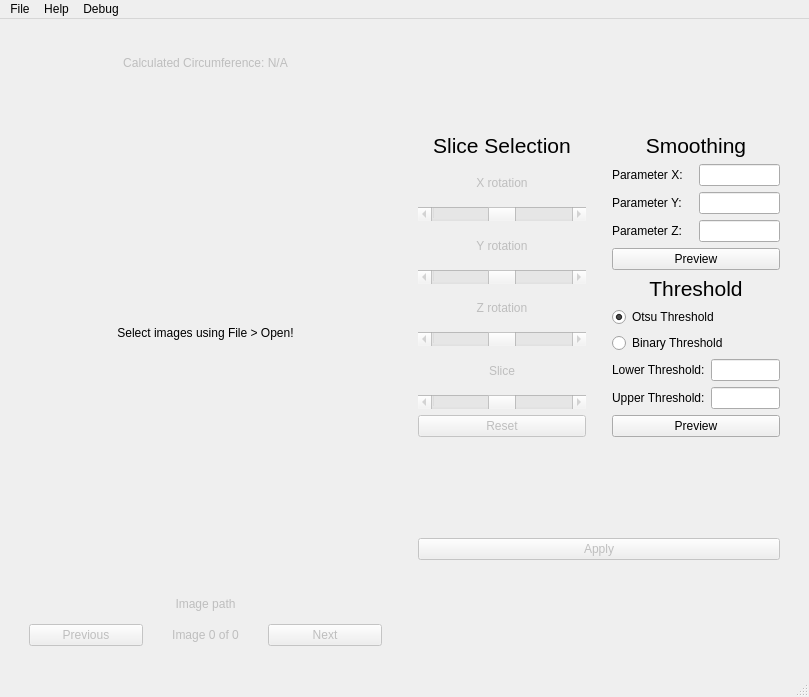
This is src/GUI/main.ui in NIRALUser/NeuroRuler as Qt 5 draws it before an edit. The edited form follows.
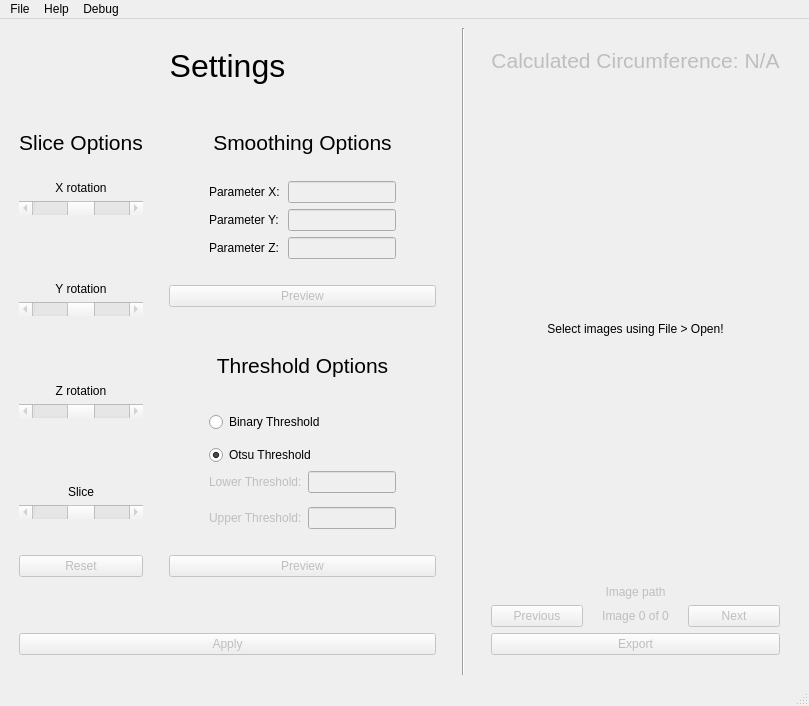
This is the edited form.

Patch:
```diff
--- a/src/GUI/main.ui
+++ b/src/GUI/main.ui
@@ -15,134 +15,6 @@
   </property>
   <widget class="QWidget" name="centralwidget">
    <layout class="QHBoxLayout" name="horizontalLayout">
-    <item>
-     <layout class="QVBoxLayout" name="verticalLayout">
-      <property name="leftMargin">
-       <number>20</number>
-      </property>
-      <property name="topMargin">
-       <number>20</number>
-      </property>
-      <property name="rightMargin">
-       <number>20</number>
-      </property>
-      <property name="bottomMargin">
-       <number>20</number>
-      </property>
-      <item>
-       <widget class="QLabel" name="circumference_label">
-        <property name="enabled">
-         <bool>false</bool>
-        </property>
-        <property name="text">
-         <string>Calculated Circumference: N/A</string>
-        </property>
-        <property name="alignment">
-         <set>Qt::AlignCenter</set>
-        </property>
-       </widget>
-      </item>
-      <item>
-       <widget class="QLabel" name="image">
-        <property name="enabled">
-         <bool>true</bool>
-        </property>
-        <property name="minimumSize">
-         <size>
-          <width>0</width>
-          <height>500</height>
-         </size>
-        </property>
-        <property name="sizeIncrement">
-         <size>
-          <width>0</width>
-          <height>0</height>
-         </size>
-        </property>
-        <property name="statusTip">
-         <string>Image path is displayed here.</string>
-        </property>
-        <property name="text">
-         <string>Select images using File &gt; Open!</string>
-        </property>
-        <property name="scaledContents">
-         <bool>true</bool>
-        </property>
-        <property name="alignment">
-         <set>Qt::AlignCenter</set>
-        </property>
-       </widget>
-      </item>
-      <item>
-       <widget class="QLabel" name="image_path_label">
-        <property name="enabled">
-         <bool>false</bool>
-        </property>
-        <property name="text">
-         <string>Image path</string>
-        </property>
-        <property name="alignment">
-         <set>Qt::AlignCenter</set>
-        </property>
-       </widget>
-      </item>
-      <item>
-       <layout class="QHBoxLayout" name="horizontalLayout_2">
-        <item>
-         <widget class="QPushButton" name="previous_button">
-          <property name="enabled">
-           <bool>false</bool>
-          </property>
-          <property name="cursor">
-           <cursorShape>ArrowCursor</cursorShape>
-          </property>
-          <property name="toolTip">
-           <string>Previous image.</string>
-          </property>
-          <property name="statusTip">
-           <string>Previous image.</string>
-          </property>
-          <property name="text">
-           <string>Previous</string>
-          </property>
-         </widget>
-        </item>
-        <item>
-         <widget class="QLabel" name="image_num_label">
-          <property name="enabled">
-           <bool>false</bool>
-          </property>
-          <property name="text">
-           <string>Image 0 of 0</string>
-          </property>
-          <property name="alignment">
-           <set>Qt::AlignCenter</set>
-          </property>
-         </widget>
-        </item>
-        <item>
-         <widget class="QPushButton" name="next_button">
-          <property name="enabled">
-           <bool>false</bool>
-          </property>
-          <property name="cursor">
-           <cursorShape>ArrowCursor</cursorShape>
-          </property>
-          <property name="toolTip">
-           <string>Next image.</string>
-          </property>
-          <property name="statusTip">
-           <string>Next image.</string>
-          </property>
-          <property name="text">
-           <string>Next</string>
-          </property>
-         </widget>
-        </item>
-       </layout>
-      </item>
-     </layout>
-    </item>
     <item>
      <layout class="QVBoxLayout" name="verticalLayout_8">
       <property name="leftMargin">
@@ -157,6 +29,37 @@
       <property name="bottomMargin">
        <number>20</number>
       </property>
+      <item>
+       <widget class="QLabel" name="label">
+        <property name="font">
+         <font>
+          <pointsize>24</pointsize>
+         </font>
+        </property>
+        <property name="text">
+         <string>Settings</string>
+        </property>
+        <property name="alignment">
+         <set>Qt::AlignCenter</set>
+        </property>
+       </widget>
+      </item>
+      <item>
+       <spacer name="verticalSpacer_10">
+        <property name="orientation">
+         <enum>Qt::Vertical</enum>
+        </property>
+        <property name="sizeType">
+         <enum>QSizePolicy::MinimumExpanding</enum>
+        </property>
+        <property name="sizeHint" stdset="0">
+         <size>
+          <width>20</width>
+          <height>40</height>
+         </size>
+        </property>
+       </spacer>
+      </item>
       <item>
        <layout class="QHBoxLayout" name="horizontalLayout_6">
         <item>
@@ -187,17 +90,33 @@
              </font>
             </property>
             <property name="text">
-             <string>Slice Selection</string>
+             <string>Slice Options</string>
             </property>
             <property name="alignment">
              <set>Qt::AlignHCenter|Qt::AlignTop</set>
             </property>
            </widget>
           </item>
+          <item>
+           <spacer name="verticalSpacer_5">
+            <property name="orientation">
+             <enum>Qt::Vertical</enum>
+            </property>
+            <property name="sizeType">
+             <enum>QSizePolicy::Fixed</enum>
+            </property>
+            <property name="sizeHint" stdset="0">
+             <size>
+              <width>20</width>
+              <height>20</height>
+             </size>
+            </property>
+           </spacer>
+          </item>
           <item>
            <widget class="QLabel" name="x_rotation_label">
             <property name="enabled">
-             <bool>false</bool>
+             <bool>true</bool>
             </property>
             <property name="text">
              <string>X rotation</string>
@@ -232,10 +151,23 @@
             </property>
            </widget>
           </item>
+          <item>
+           <spacer name="verticalSpacer_4">
+            <property name="orientation">
+             <enum>Qt::Vertical</enum>
+            </property>
+            <property name="sizeHint" stdset="0">
+             <size>
+              <width>20</width>
+              <height>40</height>
+             </size>
+            </property>
+           </spacer>
+          </item>
           <item>
            <widget class="QLabel" name="y_rotation_label">
             <property name="enabled">
-             <bool>false</bool>
+             <bool>true</bool>
             </property>
             <property name="text">
              <string>Y rotation</string>
@@ -270,10 +202,23 @@
             </property>
            </widget>
           </item>
+          <item>
+           <spacer name="verticalSpacer_3">
+            <property name="orientation">
+             <enum>Qt::Vertical</enum>
+            </property>
+            <property name="sizeHint" stdset="0">
+             <size>
+              <width>20</width>
+              <height>40</height>
+             </size>
+            </property>
+           </spacer>
+          </item>
           <item>
            <widget class="QLabel" name="z_rotation_label">
             <property name="enabled">
-             <bool>false</bool>
+             <bool>true</bool>
             </property>
             <property name="text">
              <string>Z rotation</string>
@@ -308,10 +253,23 @@
             </property>
            </widget>
           </item>
+          <item>
+           <spacer name="verticalSpacer_2">
+            <property name="orientation">
+             <enum>Qt::Vertical</enum>
+            </property>
+            <property name="sizeHint" stdset="0">
+             <size>
+              <width>20</width>
+              <height>40</height>
+             </size>
+            </property>
+           </spacer>
+          </item>
           <item>
            <widget class="QLabel" name="slice_num_label">
             <property name="enabled">
-             <bool>false</bool>
+             <bool>true</bool>
             </property>
             <property name="text">
              <string>Slice</string>
@@ -346,6 +304,22 @@
             </property>
            </widget>
           </item>
+          <item>
+           <spacer name="verticalSpacer">
+            <property name="orientation">
+             <enum>Qt::Vertical</enum>
+            </property>
+            <property name="sizeType">
+             <enum>QSizePolicy::Fixed</enum>
+            </property>
+            <property name="sizeHint" stdset="0">
+             <size>
+              <width>20</width>
+              <height>30</height>
+             </size>
+            </property>
+           </spacer>
+          </item>
           <item>
            <widget class="QPushButton" name="reset_button">
             <property name="enabled">
@@ -378,28 +352,44 @@
           <item>
            <layout class="QVBoxLayout" name="verticalLayout_3">
             <item>
-             <widget class="QLabel" name="label_3">
-              <property name="sizePolicy">
-               <sizepolicy hsizetype="Preferred" vsizetype="Fixed">
-                <horstretch>0</horstretch>
-                <verstretch>0</verstretch>
-               </sizepolicy>
-              </property>
+             <widget class="QLabel" name="label_2">
               <property name="font">
                <font>
                 <pointsize>16</pointsize>
-                <weight>50</weight>
-                <bold>false</bold>
                </font>
               </property>
               <property name="text">
-               <string>Smoothing</string>
+               <string>Smoothing Options</string>
               </property>
               <property name="alignment">
-               <set>Qt::AlignHCenter|Qt::AlignTop</set>
+               <set>Qt::AlignCenter</set>
               </property>
              </widget>
             </item>
+            <item>
+             <spacer name="verticalSpacer_6">
+              <property name="orientation">
+               <enum>Qt::Vertical</enum>
+              </property>
+              <property name="sizeType">
+               <enum>QSizePolicy::MinimumExpanding</enum>
+              </property>
+              <property name="sizeHint" stdset="0">
+               <size>
+                <width>20</width>
+                <height>20</height>
+               </size>
+              </property>
+             </spacer>
+            </item>
+            <item>
+             <layout class="QVBoxLayout" name="verticalLayout_7">
+              <property name="leftMargin">
+               <number>40</number>
+              </property>
+              <property name="rightMargin">
+               <number>40</number>
+              </property>
             <item>
              <layout class="QHBoxLayout" name="horizontalLayout_3">
               <item>
@@ -415,18 +405,37 @@
               <item>
                <widget class="QLineEdit" name="lineEdit">
                 <property name="enabled">
-                 <bool>true</bool>
+                   <bool>false</bool>
                 </property>
                 <property name="sizePolicy">
-                 <sizepolicy hsizetype="Ignored" vsizetype="Fixed">
+                   <sizepolicy hsizetype="Minimum" vsizetype="Fixed">
                   <horstretch>0</horstretch>
                   <verstretch>0</verstretch>
                  </sizepolicy>
                 </property>
+                  <property name="minimumSize">
+                   <size>
+                    <width>15</width>
+                    <height>0</height>
+                   </size>
+                  </property>
                </widget>
               </item>
              </layout>
             </item>
+              <item>
+               <spacer name="verticalSpacer_8">
+                <property name="orientation">
+                 <enum>Qt::Vertical</enum>
+                </property>
+                <property name="sizeHint" stdset="0">
+                 <size>
+                  <width>20</width>
+                  <height>40</height>
+                 </size>
+                </property>
+               </spacer>
+              </item>
             <item>
              <layout class="QHBoxLayout" name="horizontalLayout_4">
               <item>
@@ -442,18 +451,37 @@
               <item>
                <widget class="QLineEdit" name="lineEdit_2">
                 <property name="enabled">
-                 <bool>true</bool>
+                   <bool>false</bool>
                 </property>
                 <property name="sizePolicy">
-                 <sizepolicy hsizetype="Ignored" vsizetype="Fixed">
+                   <sizepolicy hsizetype="Minimum" vsizetype="Fixed">
                   <horstretch>0</horstretch>
                   <verstretch>0</verstretch>
                  </sizepolicy>
                 </property>
+                  <property name="minimumSize">
+                   <size>
+                    <width>15</width>
+                    <height>0</height>
+                   </size>
+                  </property>
                </widget>
               </item>
              </layout>
             </item>
+              <item>
+               <spacer name="verticalSpacer_7">
+                <property name="orientation">
+                 <enum>Qt::Vertical</enum>
+                </property>
+                <property name="sizeHint" stdset="0">
+                 <size>
+                  <width>20</width>
+                  <height>40</height>
+                 </size>
+                </property>
+               </spacer>
+              </item>
             <item>
              <layout class="QHBoxLayout" name="horizontalLayout_5">
               <item>
@@ -465,18 +493,48 @@
               </item>
               <item>
                <widget class="QLineEdit" name="lineEdit_3">
+                  <property name="enabled">
+                   <bool>false</bool>
+                  </property>
                 <property name="sizePolicy">
-                 <sizepolicy hsizetype="Ignored" vsizetype="Fixed">
+                   <sizepolicy hsizetype="Minimum" vsizetype="Fixed">
                   <horstretch>0</horstretch>
                   <verstretch>0</verstretch>
                  </sizepolicy>
                 </property>
+                  <property name="minimumSize">
+                   <size>
+                    <width>15</width>
+                    <height>0</height>
+                   </size>
+                  </property>
                </widget>
               </item>
              </layout>
+              </item>
+             </layout>
+            </item>
+            <item>
+             <spacer name="verticalSpacer_9">
+              <property name="orientation">
+               <enum>Qt::Vertical</enum>
+              </property>
+              <property name="sizeType">
+               <enum>QSizePolicy::MinimumExpanding</enum>
+              </property>
+              <property name="sizeHint" stdset="0">
+               <size>
+                <width>20</width>
+                <height>20</height>
+               </size>
+              </property>
+             </spacer>
             </item>
             <item>
              <widget class="QPushButton" name="pushButton">
+              <property name="enabled">
+               <bool>false</bool>
+              </property>
               <property name="text">
                <string>Preview</string>
               </property>
@@ -484,6 +542,22 @@
             </item>
            </layout>
           </item>
+          <item>
+           <spacer name="verticalSpacer_19">
+            <property name="orientation">
+             <enum>Qt::Vertical</enum>
+            </property>
+            <property name="sizeType">
+             <enum>QSizePolicy::MinimumExpanding</enum>
+            </property>
+            <property name="sizeHint" stdset="0">
+             <size>
+              <width>20</width>
+              <height>40</height>
+             </size>
+            </property>
+           </spacer>
+          </item>
           <item>
            <layout class="QVBoxLayout" name="verticalLayout_4">
             <item>
@@ -500,12 +574,69 @@
                </font>
               </property>
               <property name="text">
-               <string>Threshold</string>
+               <string>Threshold Options</string>
               </property>
               <property name="alignment">
                <set>Qt::AlignHCenter|Qt::AlignTop</set>
               </property>
              </widget>
+            </item>
+            <item>
+             <spacer name="verticalSpacer_11">
+              <property name="orientation">
+               <enum>Qt::Vertical</enum>
+              </property>
+              <property name="sizeType">
+               <enum>QSizePolicy::MinimumExpanding</enum>
+              </property>
+              <property name="sizeHint" stdset="0">
+               <size>
+                <width>20</width>
+                <height>20</height>
+               </size>
+              </property>
+             </spacer>
+            </item>
+            <item>
+             <layout class="QVBoxLayout" name="verticalLayout_9">
+              <property name="leftMargin">
+               <number>40</number>
+              </property>
+              <property name="rightMargin">
+               <number>40</number>
+              </property>
+              <item>
+               <spacer name="verticalSpacer_12">
+                <property name="orientation">
+                 <enum>Qt::Vertical</enum>
+                </property>
+                <property name="sizeHint" stdset="0">
+                 <size>
+                  <width>20</width>
+                  <height>40</height>
+                 </size>
+                </property>
+               </spacer>
+              </item>
+              <item>
+               <widget class="QRadioButton" name="radioButton_2">
+                <property name="text">
+                 <string>Binary Threshold</string>
+                </property>
+               </widget>
+              </item>
+              <item>
+               <spacer name="verticalSpacer_13">
+                <property name="orientation">
+                 <enum>Qt::Vertical</enum>
+                </property>
+                <property name="sizeHint" stdset="0">
+                 <size>
+                  <width>20</width>
+                  <height>40</height>
+                 </size>
+                </property>
+               </spacer>
             </item>
             <item>
              <widget class="QRadioButton" name="radioButton">
@@ -517,19 +648,15 @@
               </property>
              </widget>
             </item>
-            <item>
-             <widget class="QRadioButton" name="radioButton_2">
-              <property name="text">
-               <string>Binary Threshold</string>
-              </property>
-             </widget>
-            </item>
             <item>
              <layout class="QVBoxLayout" name="verticalLayout_5">
               <item>
                <layout class="QHBoxLayout" name="horizontalLayout_8">
                 <item>
                  <widget class="QLabel" name="label_9">
+                    <property name="enabled">
+                     <bool>false</bool>
+                    </property>
                   <property name="text">
                    <string>Lower Threshold:</string>
                   </property>
@@ -537,20 +664,45 @@
                 </item>
                 <item>
                  <widget class="QLineEdit" name="lineEdit_5">
+                    <property name="enabled">
+                     <bool>false</bool>
+                    </property>
                   <property name="sizePolicy">
-                   <sizepolicy hsizetype="Ignored" vsizetype="Fixed">
+                     <sizepolicy hsizetype="Minimum" vsizetype="Fixed">
                     <horstretch>0</horstretch>
                     <verstretch>0</verstretch>
                    </sizepolicy>
                   </property>
+                    <property name="minimumSize">
+                     <size>
+                      <width>15</width>
+                      <height>0</height>
+                     </size>
+                    </property>
                  </widget>
                 </item>
                </layout>
               </item>
+                <item>
+                 <spacer name="verticalSpacer_15">
+                  <property name="orientation">
+                   <enum>Qt::Vertical</enum>
+                  </property>
+                  <property name="sizeHint" stdset="0">
+                   <size>
+                    <width>20</width>
+                    <height>40</height>
+                   </size>
+                  </property>
+                 </spacer>
+                </item>
               <item>
                <layout class="QHBoxLayout" name="horizontalLayout_7">
                 <item>
                  <widget class="QLabel" name="label_8">
+                    <property name="enabled">
+                     <bool>false</bool>
+                    </property>
                   <property name="text">
                    <string>Upper Threshold:</string>
                   </property>
@@ -558,18 +710,50 @@
                 </item>
                 <item>
                  <widget class="QLineEdit" name="lineEdit_4">
+                    <property name="enabled">
+                     <bool>false</bool>
+                    </property>
                   <property name="sizePolicy">
-                   <sizepolicy hsizetype="Ignored" vsizetype="Fixed">
+                     <sizepolicy hsizetype="Minimum" vsizetype="Fixed">
                     <horstretch>0</horstretch>
                     <verstretch>0</verstretch>
                    </sizepolicy>
                   </property>
+                    <property name="minimumSize">
+                     <size>
+                      <width>15</width>
+                      <height>0</height>
+                     </size>
+                    </property>
                  </widget>
                 </item>
                </layout>
+                </item>
+               </layout>
+              </item>
+             </layout>
+            </item>
+            <item>
+             <spacer name="verticalSpacer_14">
+              <property name="orientation">
+               <enum>Qt::Vertical</enum>
+              </property>
+              <property name="sizeType">
+               <enum>QSizePolicy::MinimumExpanding</enum>
+              </property>
+              <property name="sizeHint" stdset="0">
+               <size>
+                <width>20</width>
+                <height>20</height>
+               </size>
+              </property>
+             </spacer>
               </item>
               <item>
                <widget class="QPushButton" name="pushButton_2">
+              <property name="enabled">
+               <bool>false</bool>
+              </property>
                 <property name="text">
                  <string>Preview</string>
                 </property>
@@ -581,7 +765,21 @@
           </item>
          </layout>
         </item>
-       </layout>
+      <item>
+       <spacer name="verticalSpacer_20">
+        <property name="orientation">
+         <enum>Qt::Vertical</enum>
+        </property>
+        <property name="sizeType">
+         <enum>QSizePolicy::MinimumExpanding</enum>
+        </property>
+        <property name="sizeHint" stdset="0">
+         <size>
+          <width>20</width>
+          <height>40</height>
+         </size>
+        </property>
+       </spacer>
       </item>
       <item>
        <widget class="QPushButton" name="apply_button">
@@ -607,6 +805,182 @@
       </item>
      </layout>
     </item>
+    <item>
+     <widget class="Line" name="line">
+      <property name="orientation">
+       <enum>Qt::Vertical</enum>
+      </property>
+     </widget>
+    </item>
+    <item>
+     <layout class="QVBoxLayout" name="verticalLayout">
+      <property name="leftMargin">
+       <number>20</number>
+      </property>
+      <property name="topMargin">
+       <number>20</number>
+      </property>
+      <property name="rightMargin">
+       <number>20</number>
+      </property>
+      <property name="bottomMargin">
+       <number>20</number>
+      </property>
+      <item>
+       <widget class="QLabel" name="circumference_label">
+        <property name="enabled">
+         <bool>false</bool>
+        </property>
+        <property name="font">
+         <font>
+          <pointsize>16</pointsize>
+         </font>
+        </property>
+        <property name="text">
+         <string>Calculated Circumference: N/A</string>
+        </property>
+        <property name="alignment">
+         <set>Qt::AlignCenter</set>
+        </property>
+       </widget>
+      </item>
+      <item>
+       <spacer name="verticalSpacer_17">
+        <property name="orientation">
+         <enum>Qt::Vertical</enum>
+        </property>
+        <property name="sizeHint" stdset="0">
+         <size>
+          <width>20</width>
+          <height>40</height>
+         </size>
+        </property>
+       </spacer>
+      </item>
+      <item>
+       <widget class="QLabel" name="image">
+        <property name="enabled">
+         <bool>true</bool>
+        </property>
+        <property name="minimumSize">
+         <size>
+          <width>0</width>
+          <height>500</height>
+         </size>
+        </property>
+        <property name="sizeIncrement">
+         <size>
+          <width>0</width>
+          <height>0</height>
+         </size>
+        </property>
+        <property name="statusTip">
+         <string>Image path is displayed here.</string>
+        </property>
+        <property name="text">
+         <string>Select images using File &gt; Open!</string>
+        </property>
+        <property name="scaledContents">
+         <bool>true</bool>
+        </property>
+        <property name="alignment">
+         <set>Qt::AlignCenter</set>
+        </property>
+       </widget>
+      </item>
+      <item>
+       <widget class="QLabel" name="image_path_label">
+        <property name="enabled">
+         <bool>false</bool>
+        </property>
+        <property name="text">
+         <string>Image path</string>
+        </property>
+        <property name="alignment">
+         <set>Qt::AlignCenter</set>
+        </property>
+       </widget>
+      </item>
+      <item>
+       <layout class="QHBoxLayout" name="horizontalLayout_2">
+        <item>
+         <widget class="QPushButton" name="previous_button">
+          <property name="enabled">
+           <bool>false</bool>
+          </property>
+          <property name="cursor">
+           <cursorShape>ArrowCursor</cursorShape>
+          </property>
+          <property name="toolTip">
+           <string>Previous image.</string>
+          </property>
+          <property name="statusTip">
+           <string>Previous image.</string>
+          </property>
+          <property name="text">
+           <string>Previous</string>
+          </property>
+         </widget>
+        </item>
+        <item>
+         <widget class="QLabel" name="image_num_label">
+          <property name="enabled">
+           <bool>false</bool>
+          </property>
+          <property name="text">
+           <string>Image 0 of 0</string>
+          </property>
+          <property name="alignment">
+           <set>Qt::AlignCenter</set>
+          </property>
+         </widget>
+        </item>
+        <item>
+         <widget class="QPushButton" name="next_button">
+          <property name="enabled">
+           <bool>false</bool>
+          </property>
+          <property name="cursor">
+           <cursorShape>ArrowCursor</cursorShape>
+          </property>
+          <property name="toolTip">
+           <string>Next image.</string>
+          </property>
+          <property name="statusTip">
+           <string>Next image.</string>
+          </property>
+          <property name="text">
+           <string>Next</string>
+          </property>
+         </widget>
+        </item>
+       </layout>
+      </item>
+      <item>
+       <spacer name="verticalSpacer_16">
+        <property name="orientation">
+         <enum>Qt::Vertical</enum>
+        </property>
+        <property name="sizeHint" stdset="0">
+         <size>
+          <width>20</width>
+          <height>40</height>
+         </size>
+        </property>
+       </spacer>
+      </item>
+      <item>
+       <widget class="QPushButton" name="pushButton_3">
+        <property name="enabled">
+         <bool>false</bool>
+        </property>
+        <property name="text">
+         <string>Export</string>
+        </property>
+       </widget>
+      </item>
+     </layout>
+    </item>
    </layout>
   </widget>
   <widget class="QMenuBar" name="menubar">
```
Left out of the diff: 2 changed lines with no effect on the pictures. Lines whose indentation alone changed are shown as unchanged.
